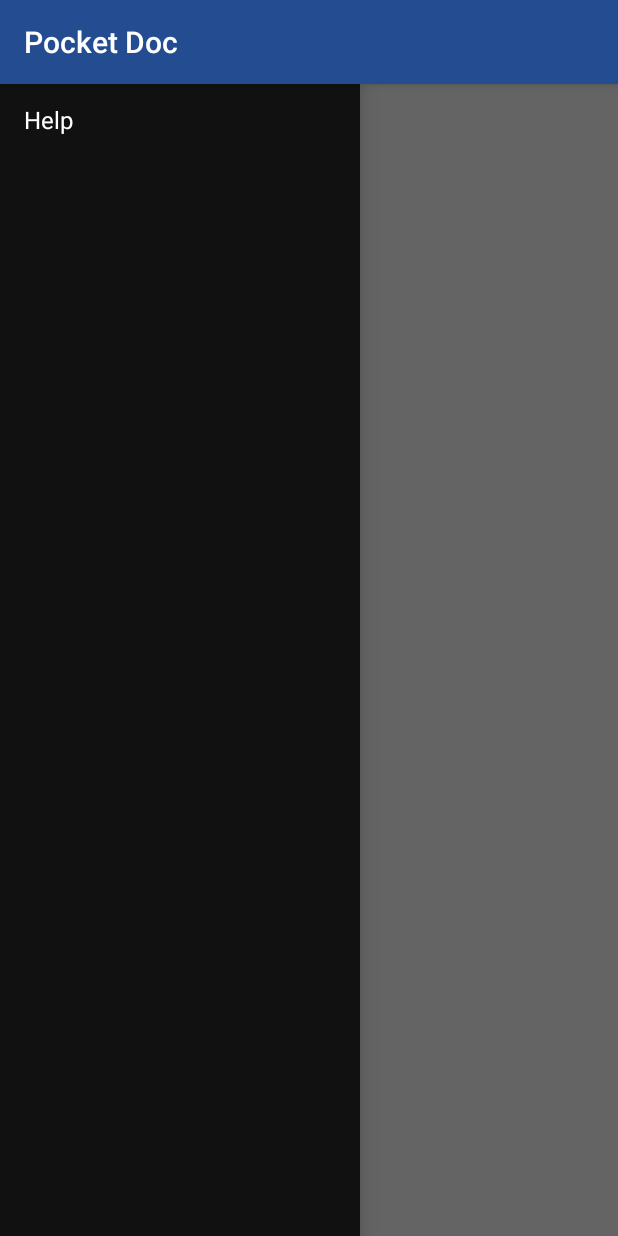
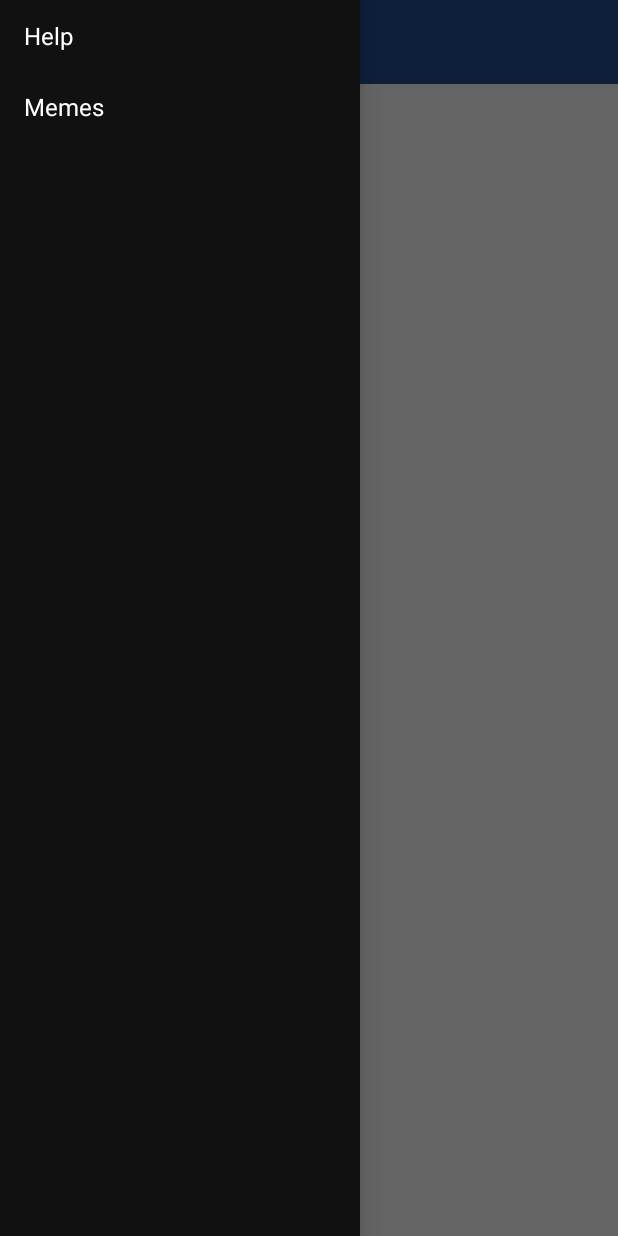
Before and after one commit to PainApp/PainApp, an Android app: the screen it shows after launch (BodyActivity), with the side drawer open, on a phone screen of 412 x 824 dp. Run offline under Robolectric (Android 15) with nearby library versions, the phone set to English and light mode, and no system bars.

Commit message:
KV: Fix navigation drawer to draw over toolbar

```diff
--- a/Android/PocketDoc/app/src/main/java/xyz/painapp/pocketdoc/BodyActivity.java
+++ b/Android/PocketDoc/app/src/main/java/xyz/painapp/pocketdoc/BodyActivity.java
@@ -1,14 +1,19 @@
 package xyz.painapp.pocketdoc;
 
+import android.app.Activity;
 import android.support.v4.widget.DrawerLayout;
 import android.support.v7.app.AppCompatActivity;
 import android.os.Bundle;
+import android.support.v7.widget.Toolbar;
+import android.view.View;
+import android.widget.AdapterView;
 import android.widget.ArrayAdapter;
 import android.widget.ListView;
+import android.widget.Toast;
 
 public class BodyActivity extends AppCompatActivity {
     private String[] drawerValueList;
-    private DrawerLayout sidebarDrawer;
+    private DrawerLayout sidebarDrawerLayout;
     private ListView drawerList;
 
     @Override
@@ -16,13 +21,34 @@ public class BodyActivity extends AppCompatActivity {
         super.onCreate(savedInstanceState);
         setContentView(R.layout.activity_body);
 
+        // Set toolbar
+        Toolbar toolbar = (Toolbar)findViewById(R.id.main_toolbar);
+        setSupportActionBar(toolbar);
+
         // Initialize sidebar drawer
         drawerValueList = getResources().getStringArray(R.array.drawer_list);
-        sidebarDrawer = (DrawerLayout)findViewById(R.id.drawer_layout);
-        drawerList = (ListView)findViewById(R.id.left_drawer);
+        sidebarDrawerLayout = (DrawerLayout) findViewById(R.id.drawer_layout);
+        sidebarDrawerLayout.setStatusBarBackground(R.color.colorPrimary);
+        drawerList = (ListView) findViewById(R.id.left_drawer);
 
+        // Set adapter for sidebar drawer and add actions
         drawerList.setAdapter(new ArrayAdapter<>(this, R.layout.drawer_list_item, drawerValueList));
+        drawerList.setOnItemClickListener(new DrawerOnItemClickListener());
+    }
+
+    private void selectItem(int position) {
+        String text = "You clicked " + drawerValueList[position];
+        drawerList.setItemChecked(position, true);
+        Toast.makeText(getApplicationContext(), text, Toast.LENGTH_SHORT).show();
+    }
+
+    private class DrawerOnItemClickListener implements ListView.OnItemClickListener {
+
+        @Override
+        public void onItemClick(AdapterView<?> parent, View view, int position, long id) {
+            selectItem(position);
+        }
+    }
 
 
-    }
 }
--- a/Android/PocketDoc/app/src/main/res/layout/activity_body.xml
+++ b/Android/PocketDoc/app/src/main/res/layout/activity_body.xml
@@ -1,13 +1,26 @@
 <?xml version="1.0" encoding="utf-8"?>
-<android.support.v4.widget.DrawerLayout xmlns:android="http://schemas.android.com/apk/res/android"
+<android.support.v4.widget.DrawerLayout
+    xmlns:android="http://schemas.android.com/apk/res/android"
     xmlns:app="http://schemas.android.com/apk/res-auto"
     xmlns:tools="http://schemas.android.com/tools"
     android:layout_width="match_parent"
     android:layout_height="match_parent"
     android:id = "@+id/drawer_layout"
-    tools:context="xyz.painapp.pocketdoc.BodyActivity"
-    >
+    android:fitsSystemWindows="true"
+    tools:context="xyz.painapp.pocketdoc.BodyActivity">
 
+    <LinearLayout
+        android:layout_width="match_parent"
+        android:layout_height="match_parent"
+        android:orientation="vertical">
+
+        <android.support.v7.widget.Toolbar
+            android:id="@+id/main_toolbar"
+            android:layout_height="wrap_content"
+            android:layout_width="match_parent"
+            android:minHeight="?attr/actionBarSize"
+            android:background="?attr/colorPrimary"
+            app:theme="@style/ToolbarTheme"/>
 
         <TextView
             android:layout_width="wrap_content"
@@ -17,6 +30,9 @@
             app:layout_constraintLeft_toLeftOf="parent"
             app:layout_constraintRight_toRightOf="parent"
             app:layout_constraintTop_toTopOf="parent" />
+    </LinearLayout>
+
+
 
     <ListView
         android:id="@+id/left_drawer"
--- a/Android/PocketDoc/app/src/main/res/values/strings.xml
+++ b/Android/PocketDoc/app/src/main/res/values/strings.xml
@@ -2,5 +2,6 @@
     <string name="app_name">Pocket Doc</string>
     <string-array name="drawer_list">
         <item>Help</item>
+        <item>Memes</item>
     </string-array>
 </resources>
--- a/Android/PocketDoc/app/src/main/res/values/styles.xml
+++ b/Android/PocketDoc/app/src/main/res/values/styles.xml
@@ -1,11 +1,19 @@
 <resources>
 
     <!-- Base application theme. -->
-    <style name="AppTheme" parent="Theme.AppCompat.Light.DarkActionBar">
+    <style name="AppTheme" parent="Theme.AppCompat.Light.NoActionBar">
         <!-- Customize your theme here. -->
         <item name="colorPrimary">@color/colorPrimary</item>
         <item name="colorPrimaryDark">@color/colorPrimaryDark</item>
         <item name="colorAccent">@color/colorAccent</item>
     </style>
 
+    <style name="ToolbarTheme" parent="AppTheme">
+        <item name="android:textColorPrimary">@android:color/white</item>
+        <item name="android:textColorSecondary">@android:color/white</item>
+        <item name="actionMenuTextColor">@android:color/white</item>
+        <item name="actionBarItemBackground">@color/colorPrimary</item>
+        <!--item name="actionOverflowButtonStyle">@style/ActionButtonOverflowStyle</item> -->
+    </style>
+
 </resources>
```
Also changed, not shown: 115 other files. Lines whose indentation alone changed are shown as unchanged.
